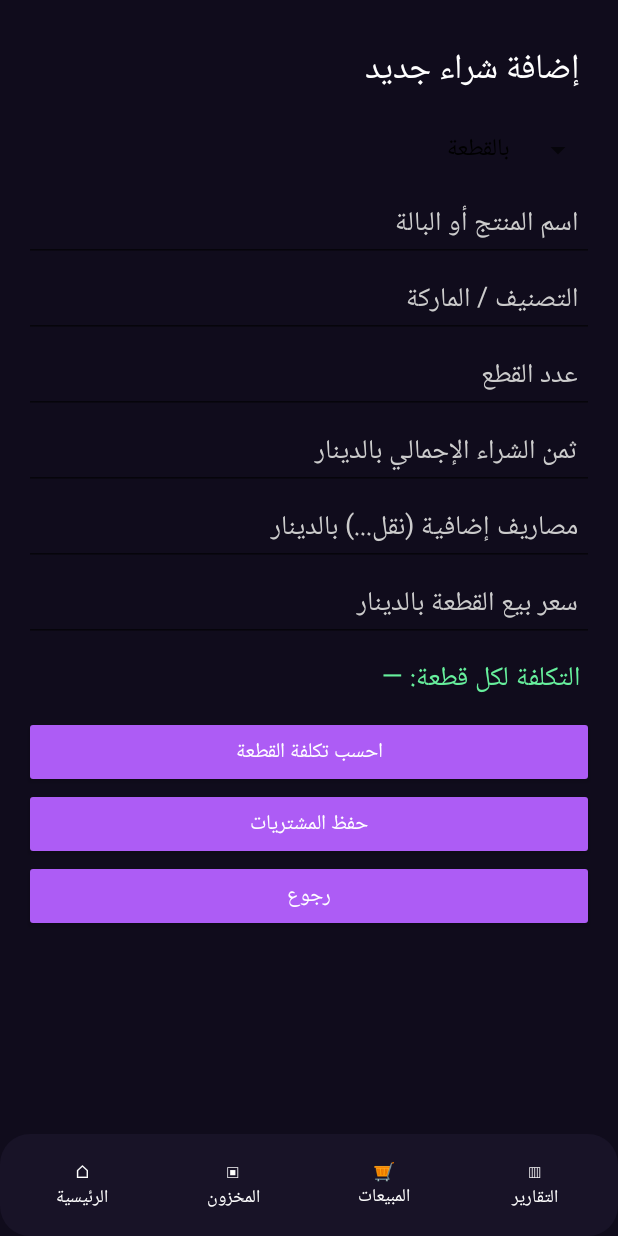
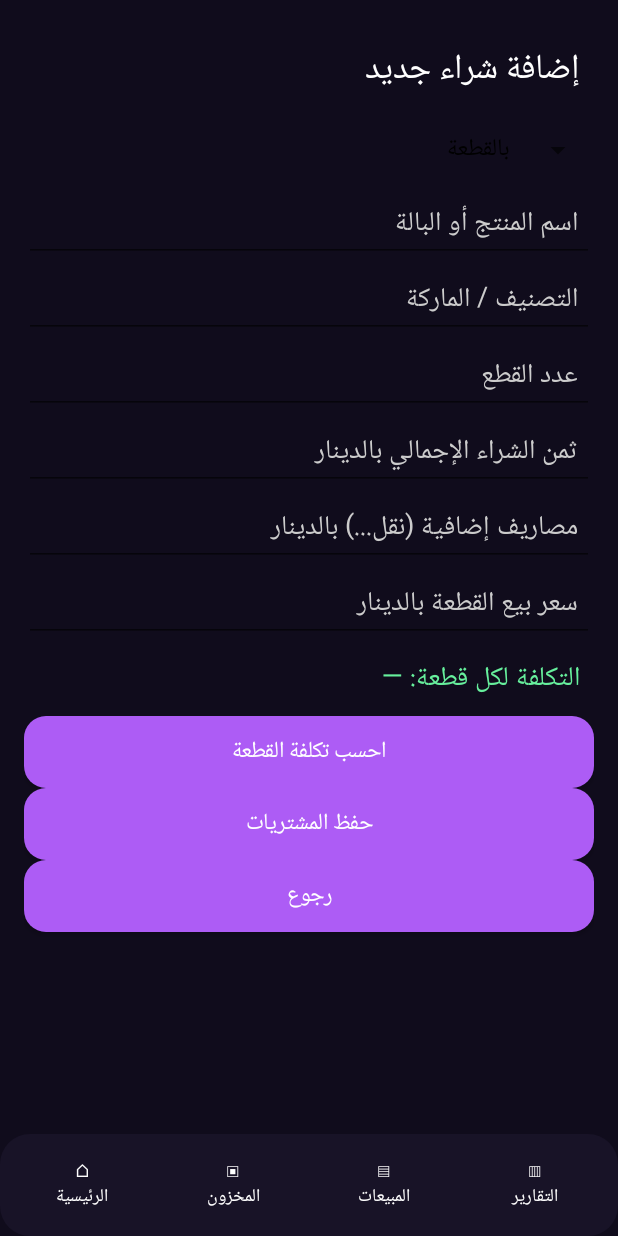
Before and after one commit to gueddich46-lab/BechirStock, an Android app: the screen it shows after launch (MainActivity), after a tap on "🛒 شراء جديد", on a phone screen of 412 x 824 dp. Run offline under Robolectric (Android 15) with nearby library versions, the phone set to English and light mode, and no system bars.

Commit message:
Improve UI: custom hanger logo, rounded buttons, sale screen and genuine reports tab

```diff
--- a/app/src/main/java/com/bechir/stock/MainActivity.kt
+++ b/app/src/main/java/com/bechir/stock/MainActivity.kt
@@ -4,6 +4,12 @@ import android.app.Activity
 import android.app.AlertDialog
 import android.os.Bundle
 import android.graphics.Color
+import android.graphics.Canvas
+import android.graphics.Paint
+import android.graphics.Path
+import android.graphics.RectF
+import android.graphics.Typeface
+import android.content.res.ColorStateList
 import android.graphics.drawable.GradientDrawable
 import android.view.Gravity
 import android.view.View
@@ -20,11 +26,30 @@ class MainActivity : Activity() {
     private lateinit var root: LinearLayout
     private val soft = Color.rgb(31, 25, 49)
     private fun dp(n: Int) = (n * resources.displayMetrics.density).toInt()
+    private fun hanger(): View = object : View(this) {
+        private val paint = Paint(3).apply { color = accent; style = Paint.Style.STROKE; strokeWidth = dp(2).toFloat(); strokeCap = Paint.Cap.ROUND; strokeJoin = Paint.Join.ROUND }
+        override fun onDraw(canvas: Canvas) {
+            super.onDraw(canvas)
+            val cx=width/2f; val cy=height/2f
+            val path=Path().apply {
+                moveTo(cx-dp(3),cy-dp(9))
+                cubicTo(cx-dp(10),cy-dp(20),cx+dp(9),cy-dp(23),cx+dp(7),cy-dp(11))
+                cubicTo(cx+dp(6),cy-dp(6),cx+dp(1),cy-dp(6),cx,cy-dp(3))
+                lineTo(cx+dp(28),cy+dp(15))
+                quadTo(cx+dp(31),cy+dp(21),cx+dp(22),cy+dp(21))
+                lineTo(cx-dp(22),cy+dp(21))
+                quadTo(cx-dp(31),cy+dp(21),cx-dp(28),cy+dp(15))
+                close()
+            }
+            canvas.drawPath(path,paint)
+        }
+    }
     private fun shape(color: Int, radius: Int = 18): GradientDrawable = GradientDrawable().apply { setColor(color); cornerRadius = dp(radius).toFloat() }
     private fun card(title: String, value: String, color: Int = Color.WHITE): LinearLayout =
         LinearLayout(this).apply {
             orientation = LinearLayout.VERTICAL
             background = shape(soft)
+            minimumHeight = dp(103)
             setPadding(dp(12), dp(12), dp(12), dp(12))
             addView(txt(title, 13f, Color.rgb(197, 186, 215)))
             addView(txt(value, 20f, color))
@@ -41,7 +66,12 @@ class MainActivity : Activity() {
     private fun txt(s: String, size: Float = 17f, color: Int = Color.WHITE): TextView =
         TextView(this).apply { text = s; textSize = size; setTextColor(color); gravity = Gravity.RIGHT; setPadding(14, 14, 14, 14) }
     private fun button(s: String, action: () -> Unit): Button =
-        Button(this).apply { text = s; setTextColor(Color.WHITE); setBackgroundTintList(android.content.res.ColorStateList.valueOf(accent)); setOnClickListener { action() } }
+        Button(this).apply {
+            text=s; textSize=15f; isAllCaps=false; setTextColor(Color.WHITE)
+            background=shape(accent, 15)
+            setPadding(dp(12),dp(8),dp(12),dp(8))
+            setOnClickListener { action() }
+        }
     private fun field(hintText: String, number: Boolean = false): EditText =
         EditText(this).apply { hint = hintText; setHintTextColor(Color.LTGRAY); setTextColor(Color.WHITE); setSingleLine(true); setPadding(16, 15, 16, 15); if(number) inputType = android.text.InputType.TYPE_CLASS_NUMBER or android.text.InputType.TYPE_NUMBER_FLAG_DECIMAL }
     private fun items(): JSONArray = try { JSONArray(data.getString("items", "[]")) } catch (_: Exception) { JSONArray() }
@@ -64,11 +94,11 @@ class MainActivity : Activity() {
             background = shape(Color.rgb(24, 19, 39), 20)
             setPadding(dp(5), dp(5), dp(5), dp(5))
         }
-        listOf("⌂\nالرئيسية", "▣\nالمخزون", "🛒\nالمبيعات", "▥\nالتقارير").forEachIndexed { index, text ->
+        listOf("⌂\nالرئيسية", "▣\nالمخزون", "▤\nالمبيعات", "▥\nالتقارير").forEachIndexed { index, text ->
             val item = TextView(this).apply {
                 this.text=text; textSize=12f; gravity=Gravity.CENTER; setTextColor(if ((index==0 && title.contains("STOCK")) || title.contains(text.substringAfter("\n"))) accent else Color.WHITE)
                 setPadding(0,dp(8),0,dp(8))
-                setOnClickListener { when(index) { 0->home(); 1->inventory(); 2->sales(); else->sales() } }
+                setOnClickListener { when(index) { 0->home(); 1->inventory(); 2->sales(); else->reports() } }
             }
             nav.addView(item,LinearLayout.LayoutParams(0,dp(59),1f))
         }
@@ -79,14 +109,14 @@ class MainActivity : Activity() {
     private fun menu() {
         val row = LinearLayout(this).apply { orientation = LinearLayout.HORIZONTAL }
         val purchase = button("🛒  شراء جديد") { addPurchase() }
-        val sell = button("＋  بيع قطعة") { inventory() }
+        val sell = button("＋  بيع قطعة") { sellScreen() }
         row.addView(purchase, LinearLayout.LayoutParams(0,dp(55),1f).apply { marginEnd=dp(8) })
         row.addView(sell,LinearLayout.LayoutParams(0,dp(55),1f))
         root.addView(row)
     }
     private fun home() {
         page("BECHIR STOCK")
-        root.addView(txt("♧", 38f, accent).apply { gravity=Gravity.CENTER; setPadding(0,0,0,0) })
+        root.addView(hanger(), LinearLayout.LayoutParams(-1,dp(67)))
         root.addView(txt("BECHIR STOCK", 23f).apply { gravity=Gravity.CENTER; setPadding(0,0,0,0) })
         root.addView(txt("بشير ستوك", 19f).apply { gravity=Gravity.CENTER; setPadding(0,0,0,0) })
         root.addView(txt("إدارة تجارة الفريب الخاصة بي", 14f,Color.rgb(197,186,215)).apply { gravity=Gravity.CENTER })
@@ -102,7 +132,7 @@ class MainActivity : Activity() {
         root.addView(txt("ملخص تجارتك", 16f, accent))
         rowCards("الربح المحقق" to "${fmt.format(profit)} د.ت", "المبيعات" to "$sold قطعة",true)
         rowCards("المخزون" to "$stock قطعة", "قيمة المخزون" to "${fmt.format(cost)} د.ت")
-        rowCards("المشتريات المتبقية" to "${fmt.format(cost)} د.ت", "إجمالي المبيعات" to "${fmt.format(revenue)} د.ت")
+        rowCards("قيمة المشتريات" to "${fmt.format(cost + (0.0))} د.ت", "إجمالي المبيعات" to "${fmt.format(revenue)} د.ت")
         menu()
         root.addView(txt("جميع بياناتك محفوظة محليًا على هذا الهاتف.",13f,Color.LTGRAY))
     }
@@ -165,6 +195,40 @@ class MainActivity : Activity() {
                 save(arr); inventory()
             }.show()
     }
+
+    private fun sellScreen() {
+        page("تسجيل بيع قطعة")
+        val arr=items()
+        var available=0
+        for(i in 0 until arr.length()) {
+            val item=arr.getJSONObject(i)
+            if(item.optInt("quantity") > item.optInt("sold")) {
+                available++
+                val line=card(item.optString("name"),"المتبقي: ${item.optInt("quantity")-item.optInt("sold")} | سعر البيع: ${fmt.format(item.optDouble("sale"))} د.ت")
+                line.setOnClickListener { sell(i) }
+                root.addView(line,LinearLayout.LayoutParams(-1,-2).apply { bottomMargin=dp(9) })
+            }
+        }
+        if(available==0) root.addView(txt("لا توجد قطع متاحة للبيع. أضف مشتريات أولًا."))
+    }
+    private fun reports() {
+        page("التقارير")
+        val arr=items()
+        var stock=0; var sold=0; var cost=0.0; var revenue=0.0; var profit=0.0
+        for(i in 0 until arr.length()) {
+            val item=arr.getJSONObject(i)
+            val qty=item.optInt("quantity"); val done=item.optInt("sold")
+            stock+=qty-done; sold+=done
+            cost+=(qty-done)*item.optDouble("cost")
+            revenue+=done*item.optDouble("sale")
+            profit+=done*(item.optDouble("sale")-item.optDouble("cost"))
+        }
+        root.addView(txt("ملخص الأداء",19f,accent))
+        rowCards("الربح المحقق" to "${fmt.format(profit)} د.ت","إجمالي المبيعات" to "${fmt.format(revenue)} د.ت",true)
+        rowCards("القطع المباعة" to "$sold","المخزون المتبقي" to "$stock")
+        root.addView(card("قيمة المخزون بالتكلفة","${fmt.format(cost)} د.ت"))
+        root.addView(txt("البيانات المعروضة إجمالية منذ بدء الاستخدام. الرسوم البيانية والتصدير قيد التطوير.",13f,Color.LTGRAY))
+    }
     private fun sales() {
         page("المبيعات والأرباح")
         val arr = items()
```
